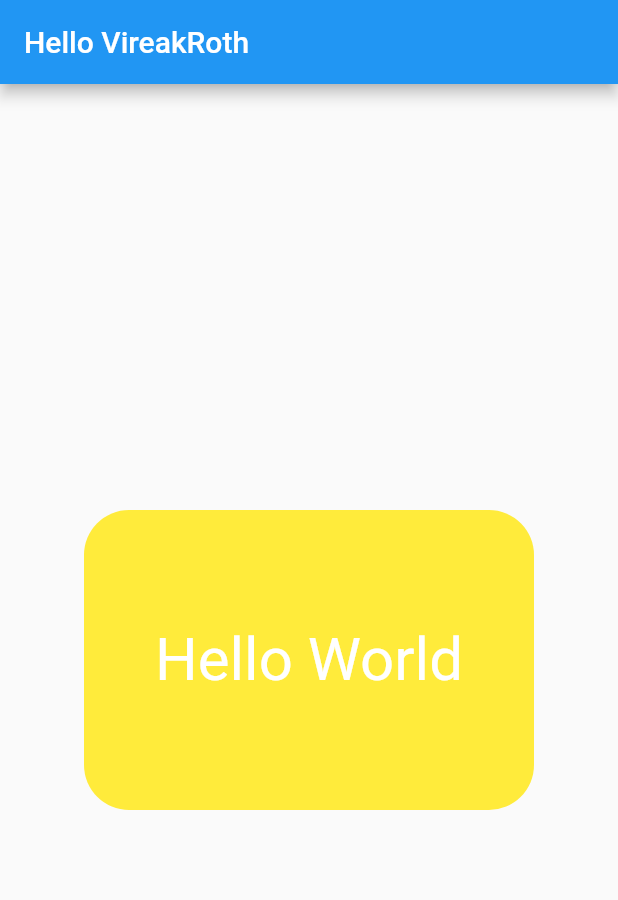
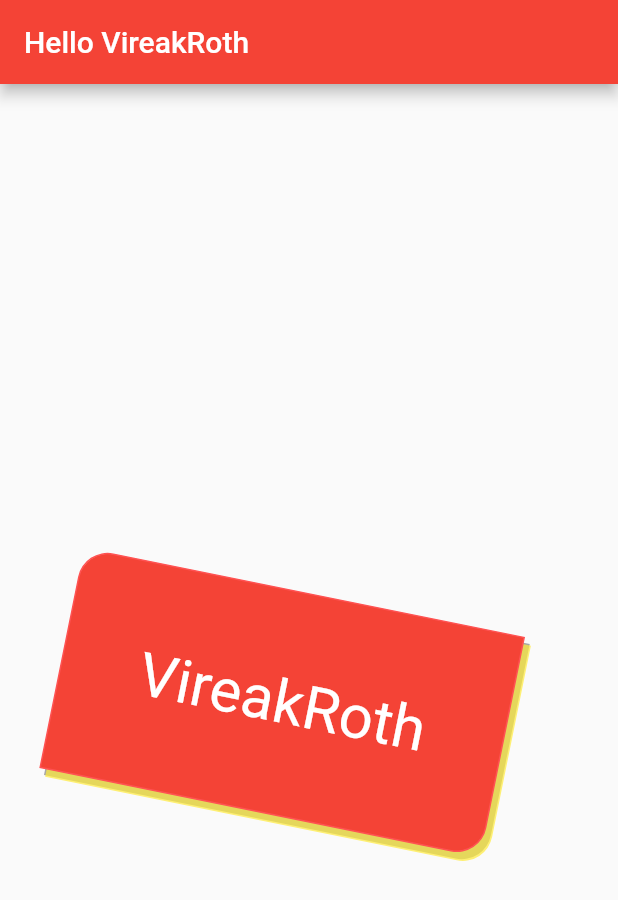
Before and after one commit to Punvireakroth/flutter_progress, a Flutter app: the screen it shows after launch, on a phone screen of 412 x 824 dp. Shown: the top 900 px of the screen. Run offline on Flutter 3.47's test engine with Material 2 defaults, Android fonts, the phone set to English and light mode, and no system bars.

Commit message:
boxDecoration and tranform

```diff
--- a/test_app/lib/main.dart
+++ b/test_app/lib/main.dart
@@ -1,5 +1,3 @@
-
-
 import 'package:flutter/material.dart';
 
 void main() {
@@ -7,35 +5,48 @@ void main() {
 }
 
 class Home extends StatelessWidget {
-  const Home({Key? key}) :super(key: key);
+  const Home({Key? key}) : super(key: key);
 
-  Widget build(BuildContext context){
+  Widget build(BuildContext context) {
     return MaterialApp(
+      debugShowCheckedModeBanner: false,
       home: HomeScreen(),
     );
   }
 }
 
 class HomeScreen extends StatelessWidget {
-  const HomeScreen({Key? key}) :super (key: key);
-
+  const HomeScreen({Key? key}) : super(key: key);
 
   Widget build(BuildContext context) {
     return Scaffold(
       appBar: AppBar(
+        backgroundColor: Colors.red,
         title: Text("Hello VireakRoth"),
       ),
       body: Center(
         child: Container(
           alignment: Alignment.center,
           width: 300,
-          height: 200,
+          height: 150,
           decoration: BoxDecoration(
-            color: Colors.yellow,
-            borderRadius: BorderRadius.circular(30)
+            color: Colors.red,
+            borderRadius: BorderRadius.only(
+              topLeft: Radius.circular(20),
+              bottomRight: Radius.circular(20),
+            ),
+            border: Border.all(color: Colors.redAccent),
+            boxShadow: [
+              BoxShadow(color: Colors.grey.withOpacity(0.9), offset: Offset(4, 4)),
+              BoxShadow(color: Colors.yellow.withOpacity(0.7), offset: Offset(5, 5))
+            ]
           ),
-          child: Text("Hello World", style: TextStyle(fontSize: 40, color: Colors.white),),
+          transform: Matrix4.rotationZ(0.2),
+          child: Text(
+            "VireakRoth",
+            style: TextStyle(fontSize: 40, color: Colors.white),
           ),
+        ),
       ),
     );
   }
```
